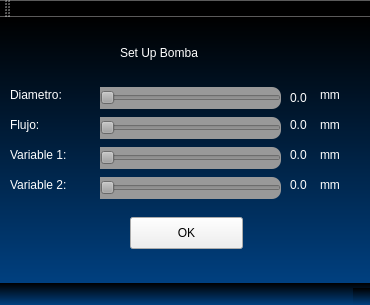
First picture: the form in interfaz/interfazQT/mainwindow_setUpBomba.ui, repository afbotero89/reactorQuirema-git, before the edit.
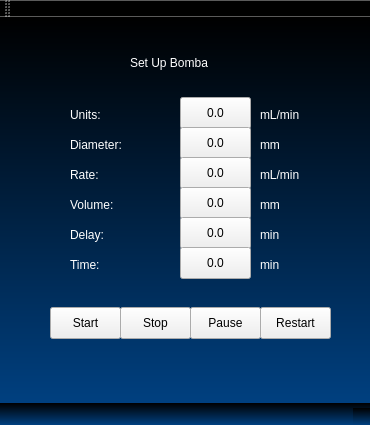
Second picture: the form after the edit.

Commit message:
Cambios interfazGrafica setup bomba
- Agrega salto de linea y retorno de carro en serialTestBomba

What changed in the file:
```diff
--- a/interfaz/interfazQT/mainwindow_setUpBomba.ui
+++ b/interfaz/interfazQT/mainwindow_setUpBomba.ui
@@ -7,7 +7,7 @@
     <x>0</x>
     <y>0</y>
     <width>370</width>
-    <height>305</height>
+    <height>425</height>
    </rect>
   </property>
   <property name="palette">
@@ -543,8 +543,8 @@
    <widget class="QLabel" name="label_diametro">
     <property name="geometry">
      <rect>
-      <x>10</x>
-      <y>70</y>
+      <x>70</x>
+      <y>90</y>
       <width>81</width>
       <height>16</height>
      </rect>
@@ -555,15 +555,15 @@
 background:none;</string>
     </property>
     <property name="text">
-     <string>Diametro:</string>
+     <string>Units:</string>
     </property>
    </widget>
    <widget class="QLabel" name="label_Flujo">
     <property name="geometry">
      <rect>
-      <x>10</x>
-      <y>100</y>
-      <width>60</width>
+      <x>70</x>
+      <y>120</y>
+      <width>81</width>
       <height>16</height>
      </rect>
     </property>
@@ -573,15 +573,15 @@
 background:none;</string>
     </property>
     <property name="text">
-     <string>Flujo:</string>
+     <string>Diameter:</string>
     </property>
    </widget>
    <widget class="QLabel" name="label_Variable1">
     <property name="geometry">
      <rect>
-      <x>10</x>
-      <y>130</y>
-      <width>91</width>
+      <x>70</x>
+      <y>150</y>
+      <width>81</width>
       <height>16</height>
      </rect>
     </property>
@@ -591,15 +591,15 @@
 background:none;</string>
     </property>
     <property name="text">
-     <string>Variable 1:</string>
+     <string>Rate:</string>
     </property>
    </widget>
    <widget class="QLabel" name="label_Variable2">
     <property name="geometry">
      <rect>
-      <x>10</x>
-      <y>160</y>
-      <width>91</width>
+      <x>70</x>
+      <y>180</y>
+      <width>81</width>
       <height>16</height>
      </rect>
     </property>
@@ -609,14 +609,14 @@
 background:none;</string>
     </property>
     <property name="text">
-     <string>Variable 2:</string>
+     <string>Volume:</string>
     </property>
    </widget>
    <widget class="QLabel" name="label_title">
     <property name="geometry">
      <rect>
-      <x>120</x>
-      <y>20</y>
+      <x>130</x>
+      <y>30</y>
       <width>131</width>
       <height>31</height>
      </rect>
@@ -633,71 +633,76 @@
      <string>Set Up Bomba</string>
     </property>
    </widget>
-   <widget class="QSlider" name="horizontalSlider_Diametro">
+   <widget class="QPushButton" name="startButton">
     <property name="geometry">
      <rect>
-      <x>100</x>
-      <y>70</y>
-      <width>181</width>
-      <height>22</height>
+      <x>50</x>
+      <y>290</y>
+      <width>71</width>
+      <height>32</height>
      </rect>
     </property>
     <property name="styleSheet">
-     <string notr="true">background: #999999;
-border-top-right-radius: 9px;
-border-bottom-right-radius: 9px;
-border-top-left-radius: 0px;
-border-bottom-left-radius: 0px;</string>
+     <string notr="true">background:none</string>
     </property>
-    <property name="orientation">
-     <enum>Qt::Horizontal</enum>
+    <property name="text">
+     <string>Start</string>
     </property>
    </widget>
-   <widget class="QLabel" name="label_ValDiametro">
+   <widget class="QPushButton" name="stopButton">
     <property name="geometry">
      <rect>
-      <x>290</x>
-      <y>70</y>
-      <width>31</width>
-      <height>21</height>
+      <x>120</x>
+      <y>290</y>
+      <width>71</width>
+      <height>32</height>
      </rect>
     </property>
     <property name="styleSheet">
-     <string notr="true">color:white;
-font: 25 18pt &quot;Helvetica&quot;;
-background:none;</string>
+     <string notr="true">background:none</string>
     </property>
     <property name="text">
-     <string>0.0</string>
+     <string>Stop</string>
     </property>
    </widget>
-   <widget class="QSlider" name="horizontalSlider_Flujo">
+   <widget class="QPushButton" name="pauseButton">
     <property name="geometry">
      <rect>
-      <x>100</x>
-      <y>100</y>
-      <width>181</width>
-      <height>22</height>
+      <x>190</x>
+      <y>290</y>
+      <width>71</width>
+      <height>32</height>
      </rect>
     </property>
     <property name="styleSheet">
-     <string notr="true">background: #999999;
-border-top-right-radius: 9px;
-border-bottom-right-radius: 9px;
-border-top-left-radius: 0px;
-border-bottom-left-radius: 0px;
-</string>
+     <string notr="true">background:none</string>
     </property>
-    <property name="orientation">
-     <enum>Qt::Horizontal</enum>
+    <property name="text">
+     <string>Pause</string>
     </property>
    </widget>
-   <widget class="QLabel" name="label_ValFlujo">
+   <widget class="QPushButton" name="restartButton">
     <property name="geometry">
      <rect>
-      <x>290</x>
-      <y>100</y>
-      <width>31</width>
+      <x>260</x>
+      <y>290</y>
+      <width>71</width>
+      <height>32</height>
+     </rect>
+    </property>
+    <property name="styleSheet">
+     <string notr="true">background:none</string>
+    </property>
+    <property name="text">
+     <string>Restart</string>
+    </property>
+   </widget>
+   <widget class="QLabel" name="label_Delay">
+    <property name="geometry">
+     <rect>
+      <x>70</x>
+      <y>210</y>
+      <width>81</width>
       <height>16</height>
      </rect>
     </property>
@@ -707,80 +712,70 @@
 background:none;</string>
     </property>
     <property name="text">
-     <string>0.0</string>
+     <string>Delay:</string>
     </property>
    </widget>
-   <widget class="QSlider" name="horizontalSlider_Variable1">
+   <widget class="QLabel" name="label_Time">
     <property name="geometry">
      <rect>
-      <x>100</x>
-      <y>130</y>
-      <width>181</width>
-      <height>22</height>
+      <x>70</x>
+      <y>240</y>
+      <width>81</width>
+      <height>16</height>
      </rect>
     </property>
     <property name="styleSheet">
-     <string notr="true">background: #999999;
-border-top-right-radius: 9px;
-border-bottom-right-radius: 9px;
-border-top-left-radius: 0px;
-border-bottom-left-radius: 0px;</string>
+     <string notr="true">color:white;
+font: 25 18pt &quot;Helvetica&quot;;
+background:none;</string>
     </property>
-    <property name="orientation">
-     <enum>Qt::Horizontal</enum>
+    <property name="text">
+     <string>Time:</string>
     </property>
    </widget>
-   <widget class="QSlider" name="horizontalSlider_Variable2">
+   <widget class="QPushButton" name="UnitsButton">
     <property name="geometry">
      <rect>
-      <x>100</x>
-      <y>160</y>
-      <width>181</width>
-      <height>22</height>
+      <x>180</x>
+      <y>80</y>
+      <width>71</width>
+      <height>32</height>
      </rect>
     </property>
     <property name="styleSheet">
-     <string notr="true">background: #999999;
-border-top-right-radius: 9px;
-border-bottom-right-radius: 9px;
-border-top-left-radius: 0px;
-border-bottom-left-radius: 0px;</string>
+     <string notr="true">background:none</string>
     </property>
-    <property name="orientation">
-     <enum>Qt::Horizontal</enum>
+    <property name="text">
+     <string>0.0</string>
     </property>
    </widget>
-   <widget class="QLabel" name="label_ValVariable1">
+   <widget class="QPushButton" name="DiameterButton">
     <property name="geometry">
      <rect>
-      <x>290</x>
-      <y>130</y>
-      <width>31</width>
-      <height>16</height>
+      <x>180</x>
+      <y>110</y>
+      <width>71</width>
+      <height>32</height>
      </rect>
     </property>
     <property name="styleSheet">
-     <string notr="true">color:white;
-font: 25 18pt &quot;Helvetica&quot;;
-background:none;</string>
+     <string notr="true">background:none</string>
     </property>
     <property name="text">
      <string>0.0</string>
     </property>
    </widget>
-   <widget class="QLabel" name="label_ValVariable2">
+   <widget class="QPushButton" name="rateButton">
     <property name="geometry">
      <rect>
-      <x>290</x>
-      <y>160</y>
-      <width>31</width>
-      <height>16</height>
+      <x>180</x>
+      <y>140</y>
+      <width>71</width>
+      <height>32</height>
      </rect>
     </property>
     <property name="styleSheet">
-     <string notr="true">color:white;
-font: 25 18pt &quot;Helvetica&quot;;
-background:none;</string>
+     <string notr="true">background:none</string>
     </property>
     <property name="text">
      <string>0.0</string>
@@ -789,9 +784,25 @@
    <widget class="QPushButton" name="pushButton_ok">
     <property name="geometry">
      <rect>
-      <x>130</x>
+      <x>180</x>
+      <y>170</y>
+      <width>71</width>
+      <height>32</height>
+     </rect>
+    </property>
+    <property name="styleSheet">
+     <string notr="true">background:none</string>
+    </property>
+    <property name="text">
+     <string>0.0</string>
+    </property>
+   </widget>
+   <widget class="QPushButton" name="DelayButton">
+    <property name="geometry">
+     <rect>
+      <x>180</x>
       <y>200</y>
-      <width>113</width>
+      <width>71</width>
       <height>32</height>
      </rect>
     </property>
@@ -799,40 +810,56 @@
      <string notr="true">background:none</string>
     </property>
     <property name="text">
-     <string>OK</string>
+     <string>0.0</string>
     </property>
    </widget>
-   <widget class="QLabel" name="label_UnitsDiametro">
+   <widget class="QPushButton" name="TimeButton">
     <property name="geometry">
      <rect>
-      <x>320</x>
-      <y>70</y>
-      <width>41</width>
+      <x>180</x>
+      <y>230</y>
+      <width>71</width>
+      <height>32</height>
+     </rect>
+    </property>
+    <property name="styleSheet">
+     <string notr="true">background:none</string>
+    </property>
+    <property name="text">
+     <string>0.0</string>
+    </property>
+   </widget>
+   <widget class="QLabel" name="label_unitsUnits">
+    <property name="geometry">
+     <rect>
+      <x>260</x>
+      <y>90</y>
+      <width>61</width>
       <height>16</height>
      </rect>
     </property>
     <property name="styleSheet">
-     <string notr="true">font: 25 18pt &quot;Helvetica&quot;;
-background:none;
-color:white;</string>
+     <string notr="true">color:white;
+font: 25 18pt &quot;Helvetica&quot;;
+background:none;</string>
     </property>
     <property name="text">
-     <string>mm</string>
+     <string>mL/min</string>
     </property>
    </widget>
    <widget class="QLabel" name="label_UnitsFlujo">
     <property name="geometry">
      <rect>
-      <x>320</x>
-      <y>100</y>
-      <width>41</width>
+      <x>260</x>
+      <y>120</y>
+      <width>61</width>
       <height>16</height>
      </rect>
     </property>
     <property name="styleSheet">
-     <string notr="true">font: 25 18pt &quot;Helvetica&quot;;
-background:none;
-color:white;</string>
+     <string notr="true">color:white;
+font: 25 18pt &quot;Helvetica&quot;;
+background:none;</string>
     </property>
     <property name="text">
      <string>mm</string>
@@ -841,39 +868,75 @@
    <widget class="QLabel" name="label_UnitsVariable1">
     <property name="geometry">
      <rect>
-      <x>320</x>
-      <y>130</y>
-      <width>41</width>
+      <x>260</x>
+      <y>150</y>
+      <width>61</width>
       <height>16</height>
      </rect>
     </property>
     <property name="styleSheet">
-     <string notr="true">font: 25 18pt &quot;Helvetica&quot;;
-background:none;
-color:white;</string>
+     <string notr="true">color:white;
+font: 25 18pt &quot;Helvetica&quot;;
+background:none;</string>
     </property>
     <property name="text">
-     <string>mm</string>
+     <string>mL/min</string>
     </property>
    </widget>
    <widget class="QLabel" name="label_UnitsVariable2">
     <property name="geometry">
      <rect>
-      <x>320</x>
-      <y>160</y>
-      <width>41</width>
+      <x>260</x>
+      <y>180</y>
+      <width>61</width>
       <height>16</height>
      </rect>
     </property>
     <property name="styleSheet">
-     <string notr="true">font: 25 18pt &quot;Helvetica&quot;;
-background:none;
-color:white;</string>
+     <string notr="true">color:white;
+font: 25 18pt &quot;Helvetica&quot;;
+background:none;</string>
     </property>
     <property name="text">
      <string>mm</string>
     </property>
    </widget>
+   <widget class="QLabel" name="label_UnitsDelay">
+    <property name="geometry">
+     <rect>
+      <x>260</x>
+      <y>210</y>
+      <width>61</width>
+      <height>16</height>
+     </rect>
+    </property>
+    <property name="styleSheet">
+     <string notr="true">color:white;
+font: 25 18pt &quot;Helvetica&quot;;
+background:none;</string>
+    </property>
+    <property name="text">
+     <string>min</string>
+    </property>
+   </widget>
+   <widget class="QLabel" name="label_UnitsTime">
+    <property name="geometry">
+     <rect>
+      <x>260</x>
+      <y>240</y>
+      <width>61</width>
+      <height>16</height>
+     </rect>
+    </property>
+    <property name="styleSheet">
+     <string notr="true">color:white;
+font: 25 18pt &quot;Helvetica&quot;;
+background:none;</string>
+    </property>
+    <property name="text">
+     <string>min</string>
+    </property>
+   </widget>
   </widget>
   <widget class="QMenuBar" name="menuBar">
    <property name="geometry">
```
Left out of the diff: 16 changed lines with no effect on the pictures. The commit also changes 5 other files.
